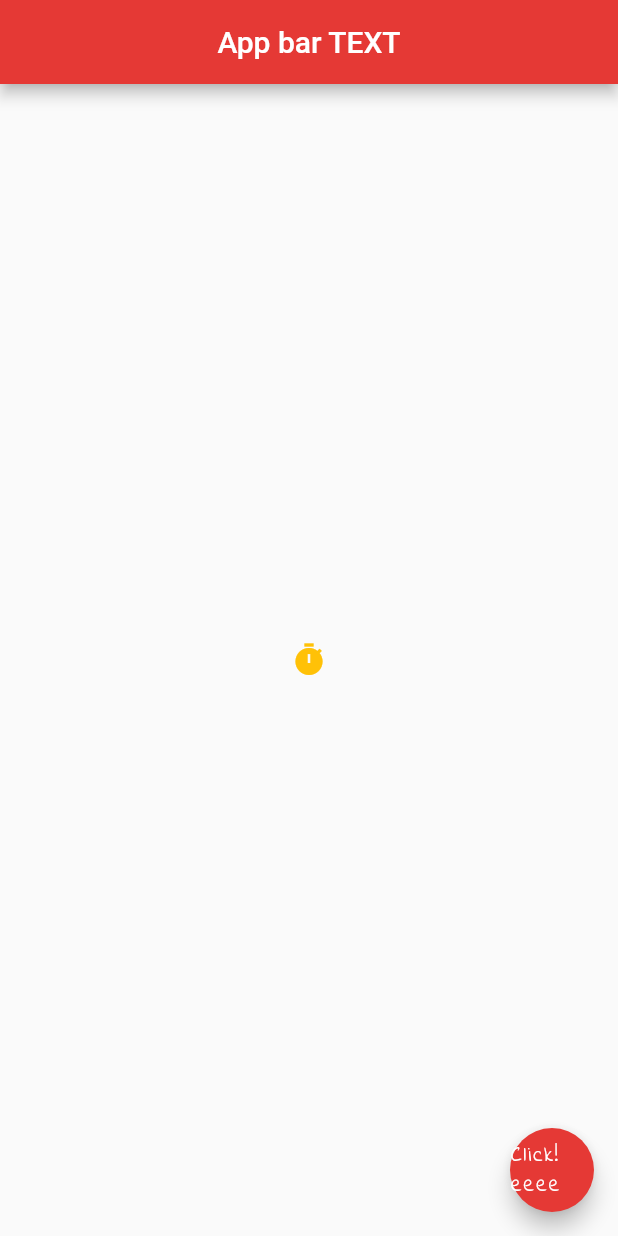
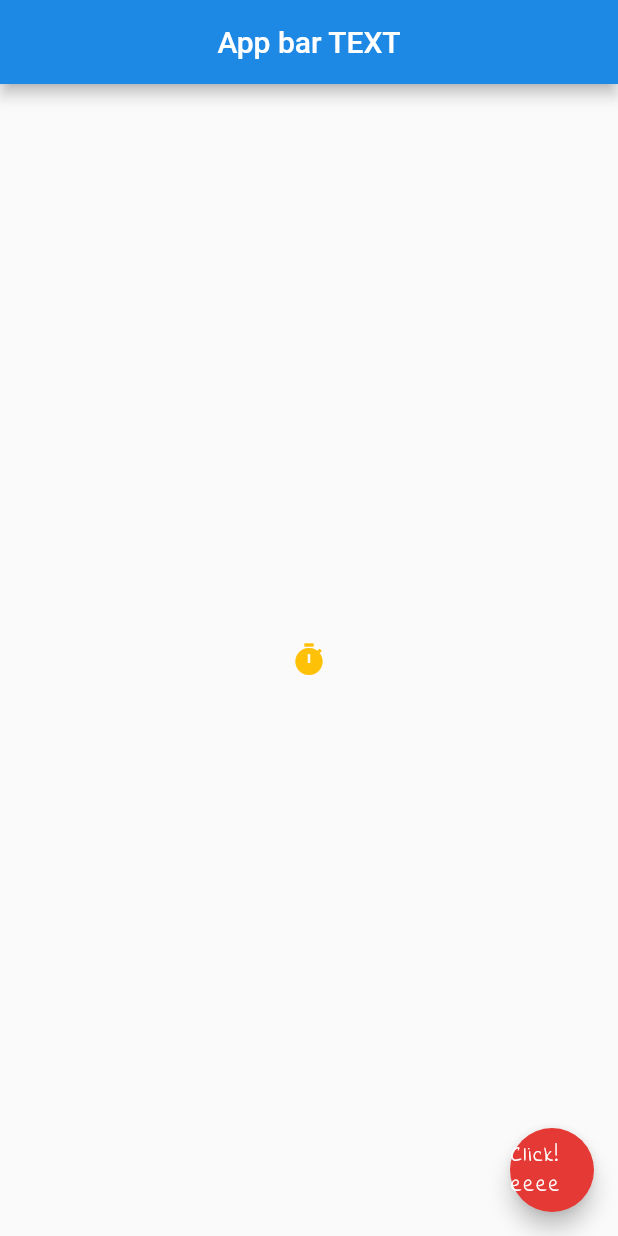
Before and after one commit to dev-sharan/hello_world, a Flutter app: the screen it shows after launch, on a phone screen of 412 x 824 dp. Run offline on Flutter 3.47's test engine with Material 2 defaults, Android fonts, the phone set to English and light mode, and no system bars.

Commit message:
color changed

```diff
--- a/lib/main.dart
+++ b/lib/main.dart
@@ -11,7 +11,7 @@ class Home extends StatelessWidget {
     appBar: AppBar(
       title: Text("App bar TEXT"),
       centerTitle: true,
-      backgroundColor: Colors.red[600]
+      backgroundColor: Colors.blue[600]
     ),
     body: Center(
       child: IconButton(
```
